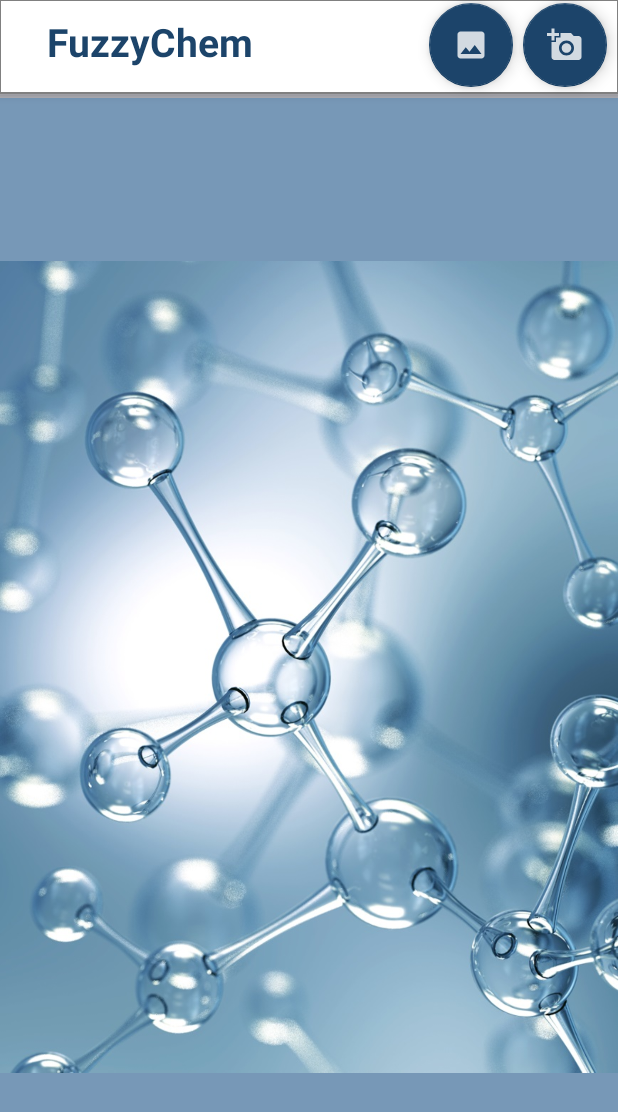
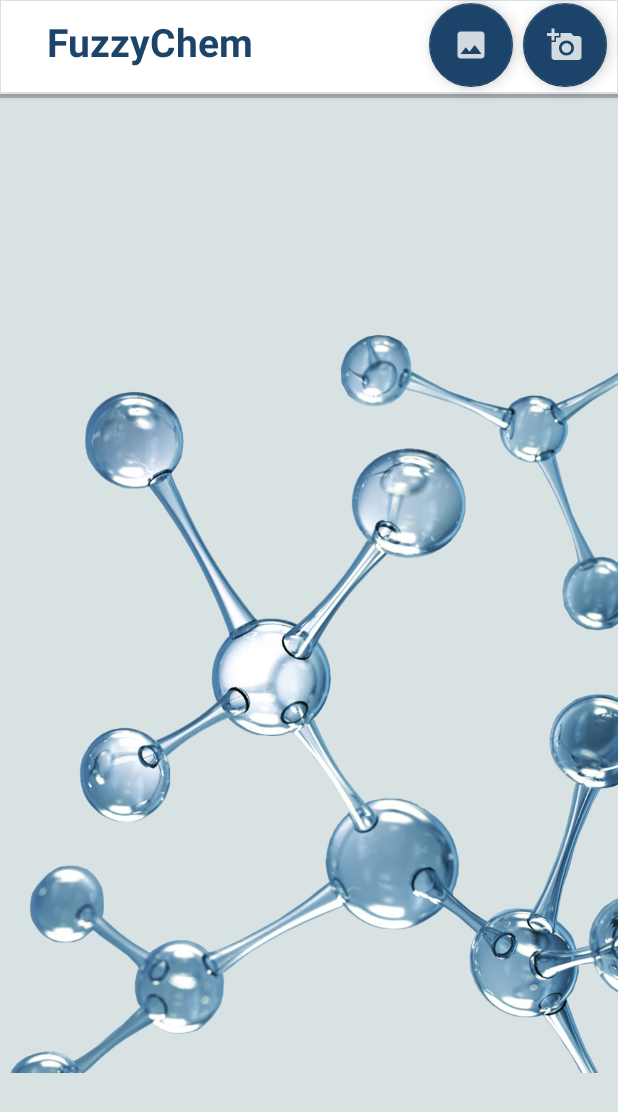
Before and after one commit to ikculab/dev, an Android app: the MainActivity screen opened directly, with no data from a screen before it, on a phone screen of 412 x 824 dp. Shown: the top 1112 px of the screen. Run offline under Robolectric (Android 15) with nearby library versions, the phone set to English and light mode, and no system bars; our stand-ins replace CircleImageView, Firebase (no records; nobody signed in at launch, a user with empty details on screens opened directly); libraries missing offline, so code that uses them is left out: com.theartofdev.edmodo; plain views replace CropImageView; 2 statements that could not run were skipped.

Commit message:
Fuzzy Logic- Android Application

```diff
--- a/FuzzyChem/glucosense2/app/src/main/java/com/example/glucosense2/MainActivity.java
+++ b/FuzzyChem/glucosense2/app/src/main/java/com/example/glucosense2/MainActivity.java
@@ -99,7 +99,6 @@ public class MainActivity extends AppCompatActivity {
         btnSend = findViewById(R.id.btnSend);
         btnSend.setVisibility(View.INVISIBLE);
 
-        setupToolbar();
 
         labels = new ArrayList<>();
         RGBvalues = new ArrayList<>();
--- a/FuzzyChem/glucosense2/app/src/main/java/com/example/glucosense2/ReceiveData.java
+++ b/FuzzyChem/glucosense2/app/src/main/java/com/example/glucosense2/ReceiveData.java
@@ -61,7 +61,6 @@ public class ReceiveData extends AppCompatActivity {
         rDatabase = FirebaseDatabase.getInstance().getReference().child("dataValues").child("1");
 
         new getVals().execute();
-        //progressAnimator = ObjectAnimator.ofInt(pro_bar, "progress", 20, pro_bar.getProgress());
     }
 
     private class getVals extends AsyncTask<Void, Void, Void> {
--- a/FuzzyChem/glucosense2/app/src/main/res/drawable-v24/white_gray_border.xml
+++ b/FuzzyChem/glucosense2/app/src/main/res/drawable-v24/white_gray_border.xml
@@ -13,7 +13,7 @@
             android:shape="rectangle">
             <stroke
                 android:width="1dp"
-                android:color="@color/gray"/>
+                android:color="@color/renk4"/>
             <solid
                 android:color="@color/white"/>
 
--- a/FuzzyChem/glucosense2/app/src/main/res/layout/activity_main.xml
+++ b/FuzzyChem/glucosense2/app/src/main/res/layout/activity_main.xml
@@ -28,8 +28,8 @@
             android:layout_height="match_parent"
             android:id="@+id/firstView"
             android:layout_marginTop="65dp"
-            app:srcCompat="@drawable/atoms8"
-            android:background="@color/renk2"/>
+            app:srcCompat="@drawable/background_image"
+            android:background="@color/renk4"/>
 
         <de.hdodenhof.circleimageview.CircleImageView
             android:id="@+id/circImView"
--- a/FuzzyChem/glucosense2/app/src/main/res/values/colors.xml
+++ b/FuzzyChem/glucosense2/app/src/main/res/values/colors.xml
@@ -17,4 +17,5 @@
     <color name="renk">#616161</color>
     <color name="renk2">#7798B7</color>
     <color name="renk3">#ADADB3</color>
+    <color name="renk4">#D9E2E3</color>
 </resources>
--- a/FuzzyChem/glucosense2/app/src/main/res/values/styles.xml
+++ b/FuzzyChem/glucosense2/app/src/main/res/values/styles.xml
@@ -4,7 +4,7 @@
     <style name="AppTheme" parent="Theme.AppCompat.Light.NoActionBar">
         <!-- Customize your theme here. -->
         <item name="colorPrimary">@color/colorPrimary</item>
-        <item name="colorPrimaryDark">@color/colorPrimaryDark</item>
+        <item name="colorPrimaryDark">@color/renk2</item>
         <item name="colorAccent">@color/colorAccent</item>
         <item name="windowActionBar">false</item>
         <item name="windowNoTitle">true</item>
```
Also changed, not shown: FuzzyChem/glucosense2/app/src/main/res/drawable-v24/arrow1.png, FuzzyChem/glucosense2/app/src/main/res/drawable-v24/arrow2.png, FuzzyChem/glucosense2/app/src/main/res/drawable-v24/background_image.png (added).
